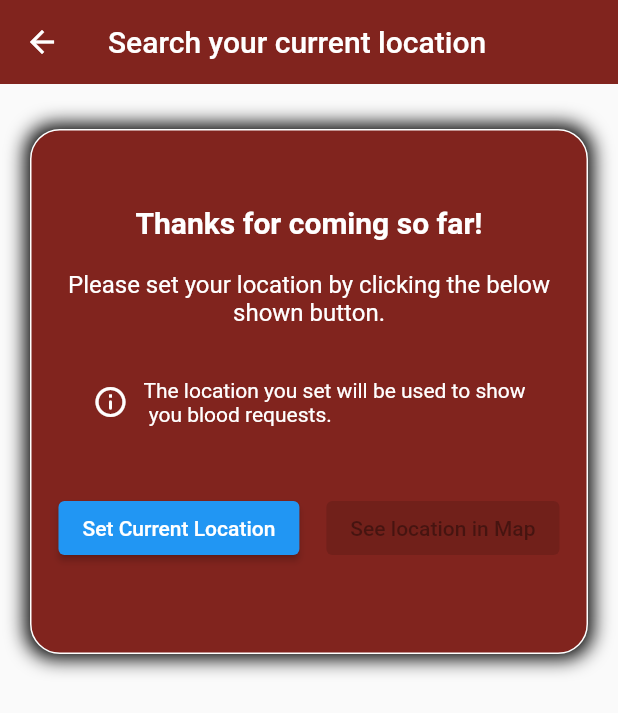
After one commit to SreedevT/bloodbuddy, a Flutter app: the NewInter screen opened directly, after a tap on "Set Current Location", on a phone screen of 412 x 824 dp. The commit adds this screen. Shown: the top 713 px of the screen. Run offline on Flutter 3.47's test engine with Material 2 defaults, Android fonts, the light colour scheme and no system bars; our stand-ins replace firebase_auth, firebase_core, geolocator, pinput; missing offline and left inert: firebase_app_check, open_street_map_search_and_pick; accounts and stored records are empty.

Commit message:
Location picker and welcome screen V1 (#4)
* In new test branch, created a map screen and defined its functionality

* In new test branch, created a map screen and defined its functionality

* Updated MapScreen, used geolocator to get latitude and longitude and a special button also created

---------

Co-authored-by: Shafna31 <20it088shaf@ug.cusat.ac.in>

```diff
--- a/lib/main.dart
+++ b/lib/main.dart
@@ -1,5 +1,6 @@
 import 'dart:math';
 
+import 'package:blood/screens/welcomesreen.dart';
 import 'package:firebase_app_check/firebase_app_check.dart';
 import 'package:blood/authentication/register.dart';
 import 'package:firebase_auth/firebase_auth.dart';
@@ -14,7 +15,7 @@ import 'authentication/verify.dart';
 Future<void> main() async {
   WidgetsFlutterBinding.ensureInitialized();
   await Firebase.initializeApp(options: DefaultFirebaseOptions.currentPlatform);
-
+  FirebaseAuth.instance.setSettings(appVerificationDisabledForTesting: false);
   await FirebaseAppCheck.instance.activate(
     webRecaptchaSiteKey: 'recaptcha-v3-site-key',
     // Default provider for Android is the Play Integrity provider. You can use the "AndroidProvider" enum to choose
@@ -32,7 +33,7 @@ Future<void> main() async {
     routes: {
       'phone_signup': (context) => MyPhone(),
       'verify': (context) => MyVerify(),
-      'register_test': (context) => SignUpScreen(),
+      'register_test': (context) => WelcomeScreen(),
     },
   ));
 }
--- /dev/null
+++ b/lib/screens/mapscreen.dart
@@ -0,0 +1,150 @@
+import 'package:flutter/material.dart';
+import 'package:open_street_map_search_and_pick/open_street_map_search_and_pick.dart';
+import 'package:geolocator/geolocator.dart';
+
+class NewInter extends StatefulWidget {
+  const NewInter({super.key});
+
+  @override
+  State<NewInter> createState() => _NewInterState();
+}
+
+class _NewInterState extends State<NewInter> {
+  Position? position; // position details to pass to OSM
+  bool isSeeLocationInMapEnabled = false; // this allows  to use the disable/enable button
+
+  // function to ge the current latitude and longitude
+  void getCurrentPosition() async {
+    LocationPermission permission = await Geolocator.checkPermission();
+    if (permission == LocationPermission.denied ||
+        permission == LocationPermission.deniedForever) {
+      await Geolocator.requestPermission();
+    } else {
+      Position userPosition = await Geolocator.getCurrentPosition(
+          desiredAccuracy: LocationAccuracy.best);
+      setState(() {
+        position = userPosition;
+        isSeeLocationInMapEnabled = true; // This is set to true so once latlong is accessed, view location in map button can be enabled
+        print(position?.latitude.toString());
+        print(position?.longitude.toString());
+      });
+    }
+  }
+
+  @override
+  Widget build(BuildContext context) {
+    return Scaffold(
+        appBar: AppBar(
+            backgroundColor: const Color.fromARGB(255, 129, 36, 30),
+            elevation: 0,
+            title: const Text('Search your current location')),
+        body: Column(
+          crossAxisAlignment: CrossAxisAlignment.center,
+          children: [
+            Container(
+              height: 350,
+              margin: const EdgeInsets.only(
+                  top: 30, left: 20, right: 20, bottom: 20),
+              decoration: BoxDecoration(
+                  // shape also can be specified like this => shape: BoxShape.circle,
+                  color: const Color.fromARGB(255, 129, 36,30), // use decoration for giving both color and radius
+                  borderRadius: BorderRadius.circular(20), // otherwise, if we give it separately, error will show up
+                  border: Border.all(
+                    color: Colors.white,
+                    width: 1,
+                  ),
+                  boxShadow: [
+                    BoxShadow(
+                      color: Colors.black.withOpacity(1.0), // here, I set opacity to maximum
+                      spreadRadius:3, // this is to specify how much spread the shadow
+                      blurRadius: 10, // how much blur the shadow
+                      //  offset: Offset(0, 3),
+                    ),
+                  ]),
+              child: Center(
+                child: Column(
+                  children: [
+                    const SizedBox(height: 50),
+                    const Text(
+                      "Thanks for coming so far!",
+                      style: TextStyle(
+                        color: Colors.white,
+                        fontSize: 20,
+                        fontWeight: FontWeight.bold,
+                      ),
+                    ),
+                    const SizedBox(height: 20),
+                    const Text(
+                      "Please set your location by clicking the below shown button.",
+                      style: TextStyle(
+                        color: Colors.white,
+                        fontSize: 16,
+                      ),
+                      textAlign: TextAlign.center,
+                    ),
+                    Row(
+                      mainAxisAlignment: MainAxisAlignment.center,
+                      children: const [
+                        SizedBox(height: 100),
+                        Icon(
+                          Icons.info_outline_rounded,
+                          color: Colors.white,
+                        ),
+                        SizedBox(width: 10),
+                        Text(
+                          "The location you set will be used to show\n you blood requests.",
+                          style: TextStyle(
+                            color: Colors.white,
+                          ),
+                        ),
+                      ],
+                    ),
+                    const SizedBox(height: 10),
+                    Row(
+                      mainAxisAlignment: MainAxisAlignment.spaceEvenly,
+                      children: [
+                        ElevatedButton(
+                          onPressed: getCurrentPosition,
+                          child: const Text("Set Current Location"),
+                        ),
+                        ElevatedButton(
+                          onPressed: isSeeLocationInMapEnabled?
+                              () {
+                                  showModalBottomSheet(
+                                      context: context,
+                                      barrierColor: Colors.black.withOpacity(
+                                          0.7), // so what this does is that it gives this color to main screen when the sheet pops up
+                                      builder: (BuildContext context) {
+                                        return Container(
+                                            height: 500,
+                                            child: OpenStreetMapSearchAndPick(
+                                              center: LatLong(
+                                                  position!.latitude,
+                                                  position!.longitude),
+                                              buttonColor: const Color.fromARGB(
+                                                  255, 129, 36, 30),
+                                              onPicked: (PickedData) {
+                                                setState(() {
+                                                  print(PickedData.address);
+                                                });
+                                                Navigator.pop(
+                                                    context); // this enables  to close the bottom sheet when this button is clicked
+                                              },
+                                            ));
+                                      });
+                                }
+                              : null,
+                          child: const Text(
+                            "See location in Map",
+                          ),
+                        ),
+                      ],
+                    ),
+                  ],
+                ),
+              ),
+            ),
+          ],
+        ));
+  }
+}
--- a/pubspec.yaml
+++ b/pubspec.yaml
@@ -38,6 +38,8 @@ dependencies:
   firebase_dynamic_links: ^5.1.1
   pinput: ^2.2.31
   firebase_app_check: ^0.1.2+2
+  open_street_map_search_and_pick: ^0.0.17
+  geolocator: ^9.0.2
 
 
   # The following adds the Cupertino Icons font to your application.
```
Also changed, not shown: lib/screens/welcomesreen.dart (added, +68 -0 lines), pubspec.lock.
